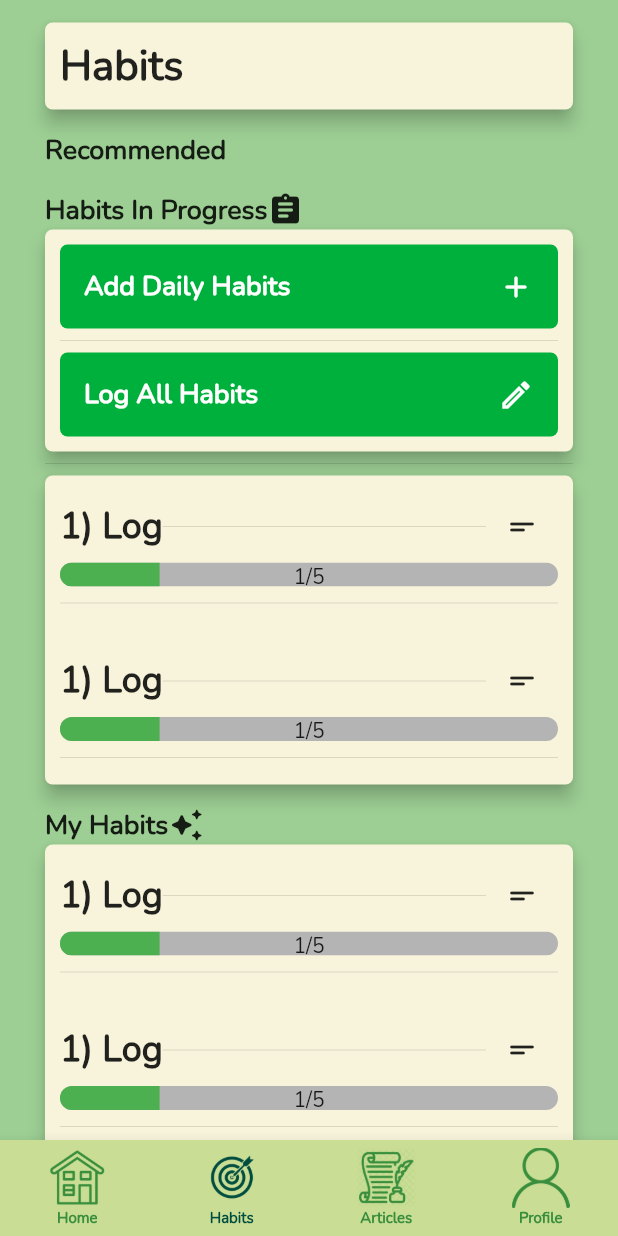
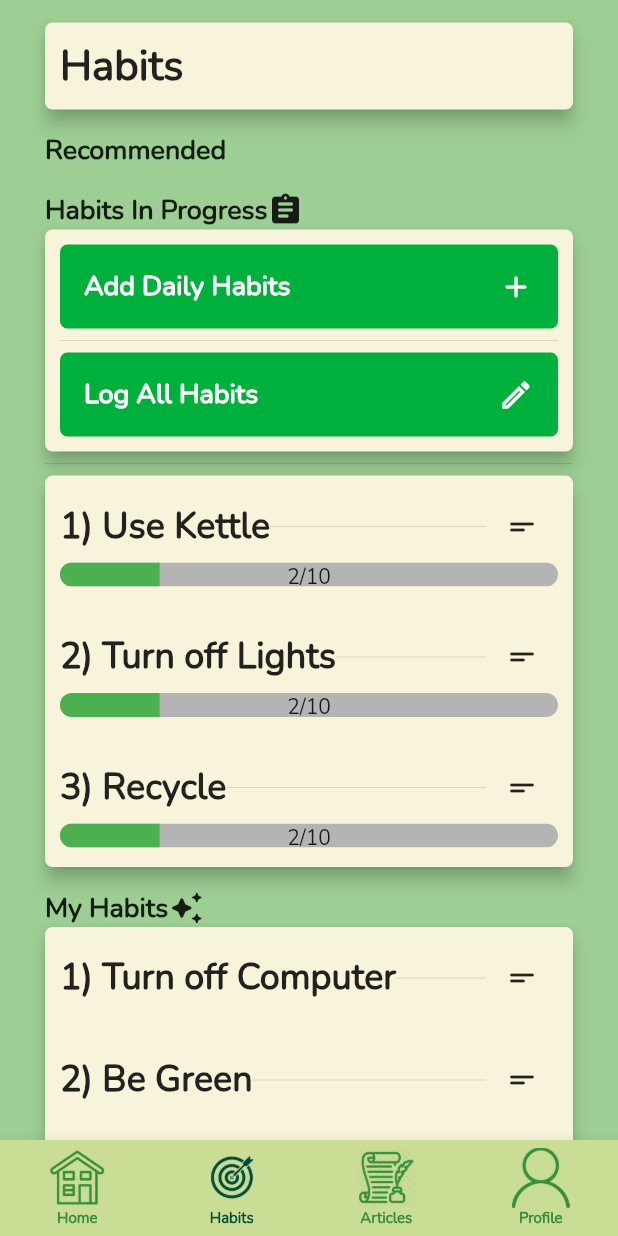
Before and after one commit to csc301-fall-2021/team-project-9-greenpeeps, a Flutter app: the Navigation screen opened by its route, item 2 of the bottom bar chosen, after a tap on the "short text" icon, on a phone screen of 412 x 824 dp. Run offline on Flutter 3.47's test engine with Material 2 defaults, Android fonts, the phone set to English and light mode, and no system bars; our stand-ins replace cloud_firestore, firebase_auth, firebase_core, get, pie_chart; missing offline and left inert: cloud_firestore_web, firebase_auth_web, firebase_core_web; accounts and stored records are empty.

Commit message:
list of habits comes from an actual list

```diff
--- /dev/null
+++ b/green_peeps_app/lib/habits/habit_tile_info.dart
@@ -0,0 +1,40 @@
+import 'package:flutter/material.dart';
+
+class HabitTileInfo extends StatefulWidget {
+  final int habitNum;
+  final String habitName;
+
+  const HabitTileInfo(
+      {Key? key, required this.habitNum, required this.habitName})
+      : super(key: key);
+
+  @override
+  _HabitTileInfoState createState() => _HabitTileInfoState();
+}
+
+class _HabitTileInfoState extends State<HabitTileInfo> {
+  @override
+  Widget build(BuildContext context) {
+    return Row(
+      children: <Widget>[
+        Text(
+          widget.habitNum.toString() + ") " + widget.habitName,
+          style: const TextStyle(
+            fontSize: 24.0,
+            fontWeight: FontWeight.bold,
+          ),
+        ),
+        const Expanded(
+          child: Divider(),
+        ),
+        IconButton(
+          splashRadius: 15,
+          onPressed: () {},
+          icon: const Icon(
+            Icons.short_text_rounded,
+          ),
+        )
+      ],
+    );
+  }
+}
--- /dev/null
+++ b/green_peeps_app/lib/habits/habit_tile_progress_bar.dart
@@ -0,0 +1,40 @@
+import 'package:flutter/material.dart';
+
+class HabitProgressBar extends StatefulWidget {
+  final int userCompleted;
+  final int userTotal;
+
+  const HabitProgressBar(
+      {Key? key, required this.userCompleted, required this.userTotal})
+      : super(key: key);
+
+  @override
+  _HabitProgressBarState createState() => _HabitProgressBarState();
+}
+
+class _HabitProgressBarState extends State<HabitProgressBar> {
+  @override
+  Widget build(BuildContext context) {
+    return Stack(
+      children: <Widget>[
+        ClipRRect(
+          // Used to make the bar round
+          borderRadius: BorderRadius.circular(10),
+          child: LinearProgressIndicator(
+            backgroundColor: const Color.fromRGBO(180, 180, 180, 1),
+            valueColor: const AlwaysStoppedAnimation<Color>(Colors.green),
+            value: widget.userCompleted / widget.userTotal,
+            minHeight: 16,
+          ),
+        ),
+        Container(
+          width: double.infinity,
+          child: Text(
+            widget.userCompleted.toString() + "/" + widget.userTotal.toString(),
+            textAlign: TextAlign.center,
+          ),
+        )
+      ],
+    );
+  }
+}
--- a/green_peeps_app/lib/habits/habit_tiles.dart
+++ /dev/null
@@ -1,140 +0,0 @@
-import 'package:flutter/material.dart';
-
-class HabitTiles extends StatefulWidget {
-  const HabitTiles({Key? key}) : super(key: key);
-
-  @override
-  _HabitTilesState createState() => _HabitTilesState();
-}
-
-class _HabitTilesState extends State<HabitTiles> {
-  @override
-  Widget build(BuildContext context) {
-    return ListView.builder(
-      shrinkWrap: true,
-      itemCount: 2,
-      itemBuilder: (context, index) {
-        return Container(
-          width: double.infinity,
-          padding: const EdgeInsets.all(10),
-          child: Column(
-            mainAxisSize: MainAxisSize.min,
-            crossAxisAlignment: CrossAxisAlignment.start,
-            children: <Widget>[
-              Row(
-                children: <Widget>[
-                  const Text(
-                    "1) Log",
-                    style: TextStyle(
-                      fontSize: 24.0,
-                      fontWeight: FontWeight.bold,
-                    ),
-                  ),
-                  Expanded(child: Divider()),
-                  IconButton(
-                    splashRadius: 15,
-                    onPressed: () {},
-                    icon: Icon(
-                      Icons.short_text_rounded,
-                    ),
-                  )
-                ],
-              ),
-              Stack(
-                children: <Widget>[
-                  ClipRRect(
-                    // Used to make the bar round
-                    borderRadius: BorderRadius.circular(10),
-                    child: LinearProgressIndicator(
-                      backgroundColor: const Color.fromRGBO(180, 180, 180, 1),
-                      valueColor:
-                          const AlwaysStoppedAnimation<Color>(Colors.green),
-                      value: 0.2,
-                      minHeight: 16,
-                    ),
-                  ),
-                  Container(
-                    width: double.infinity,
-                    child: Text(
-                      "1/5",
-                      textAlign: TextAlign.center,
-                    ),
-                  )
-                ],
-              ),
-              Divider(),
-            ],
-          ),
-        );
-      },
-    );
-  }
-}
-
-/// The base class for the different types of items the list can contain.
-abstract class HabitTileItem {
-  /// The title line to show in a list item.
-  Widget buildTitle(BuildContext context);
-}
-
-/// A ListItem that contains data to display a heading.
-class HabitInProgressTileItem implements HabitTileItem {
-  final String heading;
-
-  HabitInProgressTileItem(this.heading);
-
-  @override
-  Widget buildTitle(BuildContext context) {
-    return const Text(
-      "1) Log",
-      style: TextStyle(
-        fontSize: 24.0,
-        fontWeight: FontWeight.bold,
-      ),
-    );
-  }
-}
-
-/// A ListItem that contains data to display a message.
-class MyHabitTileItem implements HabitTileItem {
-  final String sender;
-  final String body;
-
-  MyHabitTileItem(this.sender, this.body);
-
-  @override
-  Widget buildTitle(BuildContext context) {
-    return const Text(
-      "1) Log",
-      style: TextStyle(
-        fontSize: 24.0,
-        fontWeight: FontWeight.bold,
-      ),
-    );
-  }
-
-  @override
-  Widget buildProgressBar(BuildContext context) {
-    return Stack(
-      children: <Widget>[
-        ClipRRect(
-          // Used to make the bar round
-          borderRadius: BorderRadius.circular(10),
-          child: LinearProgressIndicator(
-            backgroundColor: const Color.fromRGBO(180, 180, 180, 1),
-            valueColor: const AlwaysStoppedAnimation<Color>(Colors.green),
-            value: 0.2,
-            minHeight: 16,
-          ),
-        ),
-        Container(
-          width: double.infinity,
-          child: Text(
-            "1/5",
-            textAlign: TextAlign.center,
-          ),
-        )
-      ],
-    );
-  }
-}
--- a/green_peeps_app/lib/habits/habits_in_progress_section.dart
+++ b/green_peeps_app/lib/habits/habits_in_progress_section.dart
@@ -2,7 +2,14 @@ import 'package:flutter/material.dart';
 import 'package:firebase_auth/firebase_auth.dart';
 import 'package:cloud_firestore/cloud_firestore.dart';
 import 'package:green_peeps_app/habits/habit_buttons.dart';
-import 'package:green_peeps_app/habits/habit_tiles.dart';
+import 'package:green_peeps_app/habits/habit_tile_info.dart';
+import 'package:green_peeps_app/habits/habit_tile_progress_bar.dart';
+
+List habitList = [
+  "Use Kettle",
+  "Turn off Lights",
+  "Recycle",
+];
 
 class HabitsInProgressSection extends StatefulWidget {
   const HabitsInProgressSection({Key? key}) : super(key: key);
@@ -44,7 +51,30 @@ class _HabitsInProgressSectionState extends State<HabitsInProgressSection> {
                 color: const Color.fromRGBO(248, 244, 219, 1),
                 borderRadius: BorderRadius.circular(5.0),
                 elevation: 5,
-                child: HabitTiles(),
+                child: ListView.builder(
+                  shrinkWrap: true,
+                  itemCount: habitList.length,
+                  itemBuilder: (context, index) {
+                    return Container(
+                      width: double.infinity,
+                      padding: const EdgeInsets.all(10),
+                      child: Column(
+                        mainAxisSize: MainAxisSize.min,
+                        crossAxisAlignment: CrossAxisAlignment.start,
+                        children: <Widget>[
+                          HabitTileInfo(
+                            habitNum: index + 1,
+                            habitName: habitList[index],
+                          ),
+                          HabitProgressBar(
+                            userCompleted: 2,
+                            userTotal: 10,
+                          ),
+                        ],
+                      ),
+                    );
+                  },
+                ),
               ),
             ],
           );
--- a/green_peeps_app/lib/habits/my_habits_section.dart
+++ b/green_peeps_app/lib/habits/my_habits_section.dart
@@ -1,7 +1,9 @@
 import 'package:flutter/material.dart';
 import 'package:firebase_auth/firebase_auth.dart';
 import 'package:cloud_firestore/cloud_firestore.dart';
-import 'package:green_peeps_app/habits/habit_tiles.dart';
+import 'package:green_peeps_app/habits/habit_tile_info.dart';
+
+List habitList = ["Turn off Computer", "Be Green", "Filler 1", "Filler 2"];
 
 class MyHabitsSection extends StatefulWidget {
   const MyHabitsSection({Key? key}) : super(key: key);
@@ -40,7 +42,26 @@ class _MyHabitsSectionState extends State<MyHabitsSection> {
                 color: const Color.fromRGBO(248, 244, 219, 1),
                 borderRadius: BorderRadius.circular(5.0),
                 elevation: 5,
-                child: HabitTiles(),
+                child: ListView.builder(
+                  shrinkWrap: true,
+                  itemCount: habitList.length,
+                  itemBuilder: (context, index) {
+                    return Container(
+                      width: double.infinity,
+                      padding: const EdgeInsets.all(10),
+                      child: Column(
+                        mainAxisSize: MainAxisSize.min,
+                        crossAxisAlignment: CrossAxisAlignment.start,
+                        children: <Widget>[
+                          HabitTileInfo(
+                            habitNum: index + 1,
+                            habitName: habitList[index],
+                          ),
+                        ],
+                      ),
+                    );
+                  },
+                ),
               ),
             ],
           );
```
